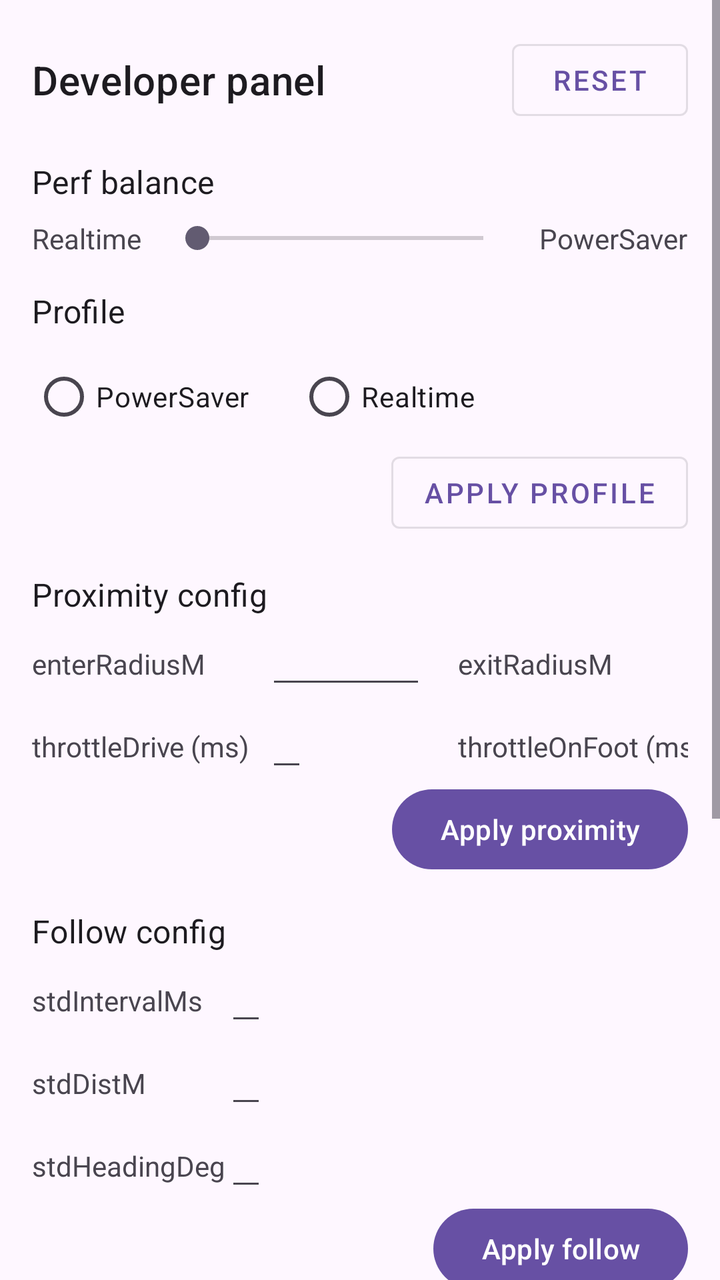
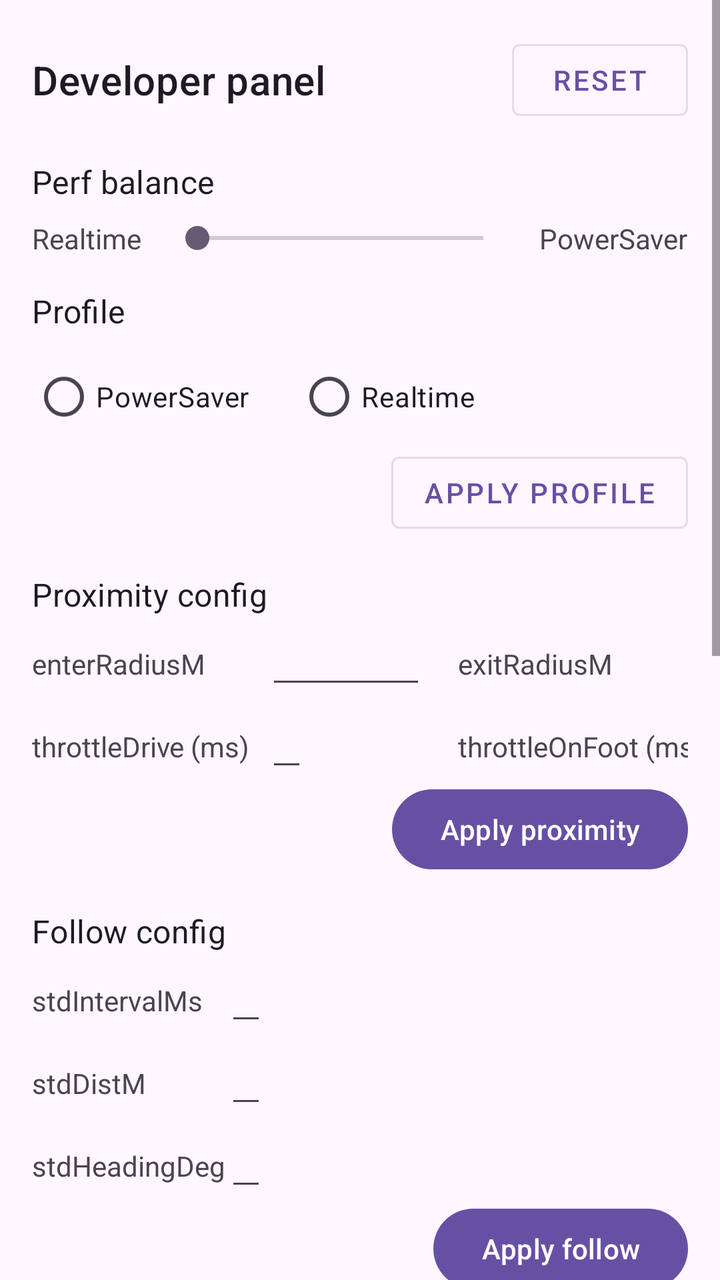

Two renders of the same Android screen: before a commit and after it. Below are the layout's source before the change and the commit's diff.
<!-- AndroidManifest.xml: application theme Theme.AppCompat.Light.NoActionBar -->
<!-- res/layout/bottom_sheet_developer_panel.xml -->
<?xml version="1.0" encoding="utf-8"?>
<ScrollView xmlns:android="http://schemas.android.com/apk/res/android"
    xmlns:tools="http://schemas.android.com/tools"
    android:layout_width="match_parent"
    android:layout_height="wrap_content">

    <LinearLayout
        android:layout_width="match_parent"
        android:layout_height="wrap_content"
        android:orientation="vertical"
        android:padding="16dp"
        tools:context=".view.DeveloperPanelBottomSheet">

        
        <LinearLayout
            android:layout_width="match_parent"
            android:layout_height="wrap_content"
            android:gravity="center_vertical"
            android:orientation="horizontal">

            <TextView
                android:layout_width="0dp"
                android:layout_height="wrap_content"
                android:layout_weight="1"
                android:text="@string/dev_panel_title"
                android:textAppearance="@style/TextAppearance.MaterialComponents.Headline6" />

            <Button
                android:id="@+id/btn_reset_default"
                style="@style/Widget.MaterialComponents.Button.OutlinedButton"
                android:layout_width="wrap_content"
                android:layout_height="wrap_content"
                android:text="@string/dev_panel_reset" />
        </LinearLayout>

        
        <TextView
            android:layout_width="wrap_content"
            android:layout_height="wrap_content"
            android:layout_marginTop="16dp"
            android:text="@string/dev_panel_perf_balance"
            android:textAppearance="@style/TextAppearance.MaterialComponents.Subtitle1" />

        <LinearLayout
            android:layout_width="match_parent"
            android:layout_height="wrap_content"
            android:layout_marginTop="8dp"
            android:orientation="horizontal"
            android:gravity="center_vertical">

            <TextView
                android:layout_width="wrap_content"
                android:layout_height="wrap_content"
                android:text="@string/dev_panel_realtime" />

            <SeekBar
                android:id="@+id/seek_perf_balance"
                android:layout_width="0dp"
                android:layout_height="wrap_content"
                android:layout_weight="1"
                android:layout_marginStart="12dp"
                android:layout_marginEnd="12dp"
                android:max="100" />

            <TextView
                android:layout_width="wrap_content"
                android:layout_height="wrap_content"
                android:text="@string/dev_panel_powersaver" />
        </LinearLayout>

        <TextView
            android:layout_width="wrap_content"
            android:layout_height="wrap_content"
            android:layout_marginTop="16dp"
            android:text="@string/dev_panel_profile"
            android:textAppearance="@style/TextAppearance.MaterialComponents.Subtitle1" />

        <RadioGroup
            android:id="@+id/rg_profile"
            android:layout_width="match_parent"
            android:layout_height="wrap_content"
            android:orientation="horizontal"
            android:layout_marginTop="8dp">

            <RadioButton
                android:id="@+id/rb_profile_powersaver"
                android:layout_width="wrap_content"
                android:layout_height="wrap_content"
                android:text="@string/dev_panel_powersaver" />

            <RadioButton
                android:id="@+id/rb_profile_advanced"
                android:layout_width="wrap_content"
                android:layout_height="wrap_content"
                android:layout_marginStart="24dp"
                android:text="@string/dev_panel_advanced" />
        </RadioGroup>

        <Button
            android:id="@+id/btn_apply_profile"
            style="@style/Widget.MaterialComponents.Button.OutlinedButton"
            android:layout_width="wrap_content"
            android:layout_height="wrap_content"
            android:layout_gravity="end"
            android:text="@string/dev_panel_apply_profile" />

        
        <TextView
            android:layout_width="wrap_content"
            android:layout_height="wrap_content"
            android:layout_marginTop="16dp"
            android:text="@string/dev_panel_proximity_config"
            android:textAppearance="@style/TextAppearance.MaterialComponents.Subtitle1" />

        <GridLayout
            android:layout_width="match_parent"
            android:layout_height="wrap_content"
            android:columnCount="4">

            <TextView android:text="@string/dev_panel_enter_radius" android:layout_marginEnd="8dp"/>
            <EditText android:id="@+id/et_enter_radius" android:inputType="numberDecimal" android:layout_width="80dp"/>
            <TextView android:text="@string/dev_panel_exit_radius" android:layout_marginStart="16dp" android:layout_marginEnd="8dp"/>
            <EditText android:id="@+id/et_exit_radius" android:inputType="numberDecimal" android:layout_width="80dp"/>

            <TextView android:text="@string/dev_panel_throttle_drive" android:layout_marginEnd="8dp"/>
            <EditText android:id="@+id/et_throttle_drive" android:inputType="number"/>
            <TextView android:text="@string/dev_panel_throttle_on_foot" android:layout_marginStart="16dp" android:layout_marginEnd="8dp"/>
            <EditText android:id="@+id/et_throttle_foot" android:inputType="number"/>

        </GridLayout>
        <Button
            android:id="@+id/btn_apply_proximity"
            android:layout_width="wrap_content"
            android:layout_height="wrap_content"
            android:layout_gravity="end"
            android:text="@string/dev_panel_apply_proximity" />

        
        <TextView
            android:layout_width="wrap_content"
            android:layout_height="wrap_content"
            android:layout_marginTop="16dp"
            android:text="@string/dev_panel_follow_config"
            android:textAppearance="@style/TextAppearance.MaterialComponents.Subtitle1" />
        <GridLayout
            android:layout_width="match_parent"
            android:layout_height="wrap_content"
            android:columnCount="2">
            <TextView android:text="@string/dev_panel_std_interval"/>
            <EditText android:id="@+id/et_follow_std_interval" android:inputType="number"/>
            <TextView android:text="@string/dev_panel_std_dist"/>
            <EditText android:id="@+id/et_follow_std_dist" android:inputType="numberDecimal"/>
            <TextView android:text="@string/dev_panel_std_heading"/>
            <EditText android:id="@+id/et_follow_std_heading" android:inputType="numberDecimal"/>
        </GridLayout>
        <Button
            android:id="@+id/btn_apply_follow"
            android:layout_width="wrap_content"
            android:layout_height="wrap_content"
            android:layout_gravity="end"
            android:text="@string/dev_panel_apply_follow" />

        
        <TextView
            android:layout_width="wrap_content"
            android:layout_height="wrap_content"
            android:layout_marginTop="16dp"
            android:text="@string/dev_panel_zoom_config"
            android:textAppearance="@style/TextAppearance.MaterialComponents.Subtitle1" />
        <GridLayout
            android:layout_width="match_parent"
            android:layout_height="wrap_content"
            android:columnCount="2">
            <TextView android:text="@string/dev_panel_close_meters"/>
            <EditText android:id="@+id/et_zoom_close_meters" android:inputType="numberDecimal"/>
            <TextView android:text="@string/dev_panel_close_zoom"/>
            <EditText android:id="@+id/et_zoom_close_zoom" android:inputType="numberDecimal"/>
            <TextView android:text="@string/dev_panel_approach_meters"/>
            <EditText android:id="@+id/et_zoom_approach_meters" android:inputType="numberDecimal"/>
            <TextView android:text="@string/dev_panel_approach_zoom"/>
            <EditText android:id="@+id/et_zoom_approach_zoom" android:inputType="numberDecimal"/>
        </GridLayout>
        <Button
            android:id="@+id/btn_apply_zoom"
            android:layout_width="wrap_content"
            android:layout_height="wrap_content"
            android:layout_gravity="end"
            android:text="@string/dev_panel_apply_zoom" />

        <TextView
            android:layout_width="wrap_content"
            android:layout_height="wrap_content"
            android:layout_marginTop="16dp"
            android:text="@string/dev_panel_experiments"
            android:textAppearance="@style/TextAppearance.MaterialComponents.Subtitle1" />

        <androidx.appcompat.widget.SwitchCompat
            android:id="@+id/switch_inside_boost"
            android:layout_width="wrap_content"
            android:layout_height="wrap_content"
            android:text="@string/dev_panel_enable_inside_boost" />

    </LinearLayout>
</ScrollView>
<!-- resources referenced by this layout -->
<resources>
  <string name="dev_panel_advanced">Realtime</string>
  <string name="dev_panel_apply_follow">Apply follow</string>
  <string name="dev_panel_apply_profile">Apply profile</string>
  <string name="dev_panel_apply_proximity">Apply proximity</string>
  <string name="dev_panel_apply_zoom">Apply zoom</string>
  <string name="dev_panel_approach_meters">approachMeters</string>
  <string name="dev_panel_approach_zoom">approachZoom</string>
  <string name="dev_panel_close_meters">closeMeters</string>
  <string name="dev_panel_close_zoom">closeZoom</string>
  <string name="dev_panel_enable_inside_boost">Enable inside-zone GPS boost</string>
  <string name="dev_panel_enter_radius">enterRadiusM</string>
  <string name="dev_panel_exit_radius">exitRadiusM</string>
  <string name="dev_panel_experiments">Experiments</string>
  <string name="dev_panel_follow_config">Follow config</string>
  <string name="dev_panel_perf_balance">Perf balance</string>
  <string name="dev_panel_powersaver">PowerSaver</string>
  <string name="dev_panel_profile">Profile</string>
  <string name="dev_panel_proximity_config">Proximity config</string>
  <string name="dev_panel_realtime">Realtime</string>
  <string name="dev_panel_reset">Reset</string>
  <string name="dev_panel_std_dist">stdDistM</string>
  <string name="dev_panel_std_heading">stdHeadingDeg</string>
  <string name="dev_panel_std_interval">stdIntervalMs</string>
  <string name="dev_panel_throttle_drive">throttleDrive (ms)</string>
  <string name="dev_panel_throttle_on_foot">throttleOnFoot (ms)</string>
  <string name="dev_panel_title">Developer panel</string>
  <string name="dev_panel_zoom_config">Zoom config</string>
  <style name="Theme.AppCompat.Light.NoActionBar" parent="Base.Theme.AppCompat.Light.NoActionBar" />
  <style name="Base.Theme.AppCompat.Light.NoActionBar" parent="Theme.Material3.DayNight.NoActionBar">
          
          
      </style>
</resources>

<!-- the commit's change to res/layout/bottom_sheet_developer_panel.xml (unified diff, before → after) -->
@@ -179,6 +179,18 @@
             <EditText android:id="@+id/et_zoom_approach_meters" android:inputType="numberDecimal"/>
             <TextView android:text="@string/dev_panel_approach_zoom"/>
             <EditText android:id="@+id/et_zoom_approach_zoom" android:inputType="numberDecimal"/>
+            <TextView android:text="@string/dev_panel_default_follow_zoom"/>
+            <EditText android:id="@+id/et_zoom_default_follow" android:inputType="numberDecimal"/>
+            <TextView android:text="@string/dev_panel_driving_min_zoom"/>
+            <EditText android:id="@+id/et_zoom_driving_min" android:inputType="numberDecimal"/>
+            <TextView android:text="@string/dev_panel_speed_zoom_near"/>
+            <EditText android:id="@+id/et_zoom_speed_near" android:inputType="numberDecimal"/>
+            <TextView android:text="@string/dev_panel_speed_zoom_city"/>
+            <EditText android:id="@+id/et_zoom_speed_city" android:inputType="numberDecimal"/>
+            <TextView android:text="@string/dev_panel_speed_zoom_suburb"/>
+            <EditText android:id="@+id/et_zoom_speed_suburb" android:inputType="numberDecimal"/>
+            <TextView android:text="@string/dev_panel_speed_zoom_highway"/>
+            <EditText android:id="@+id/et_zoom_speed_highway" android:inputType="numberDecimal"/>
         </GridLayout>
         <Button
             android:id="@+id/btn_apply_zoom"
<!-- resource entries referenced after the edit -->
@@ -9,6 +9,8 @@
   <string name="dev_panel_approach_zoom">approachZoom</string>
   <string name="dev_panel_close_meters">closeMeters</string>
   <string name="dev_panel_close_zoom">closeZoom</string>
+  <string name="dev_panel_default_follow_zoom">defaultFollowZoom</string>
+  <string name="dev_panel_driving_min_zoom">drivingMinZoom</string>
   <string name="dev_panel_enable_inside_boost">Enable inside-zone GPS boost</string>
   <string name="dev_panel_enter_radius">enterRadiusM</string>
   <string name="dev_panel_exit_radius">exitRadiusM</string>
@@ -20,6 +22,10 @@
   <string name="dev_panel_proximity_config">Proximity config</string>
   <string name="dev_panel_realtime">Realtime</string>
   <string name="dev_panel_reset">Reset</string>
+  <string name="dev_panel_speed_zoom_city">speedZoomCity</string>
+  <string name="dev_panel_speed_zoom_highway">speedZoomHighway</string>
+  <string name="dev_panel_speed_zoom_near">speedZoomNear</string>
+  <string name="dev_panel_speed_zoom_suburb">speedZoomSuburb</string>
   <string name="dev_panel_std_dist">stdDistM</string>
   <string name="dev_panel_std_heading">stdHeadingDeg</string>
   <string name="dev_panel_std_interval">stdIntervalMs</string>
